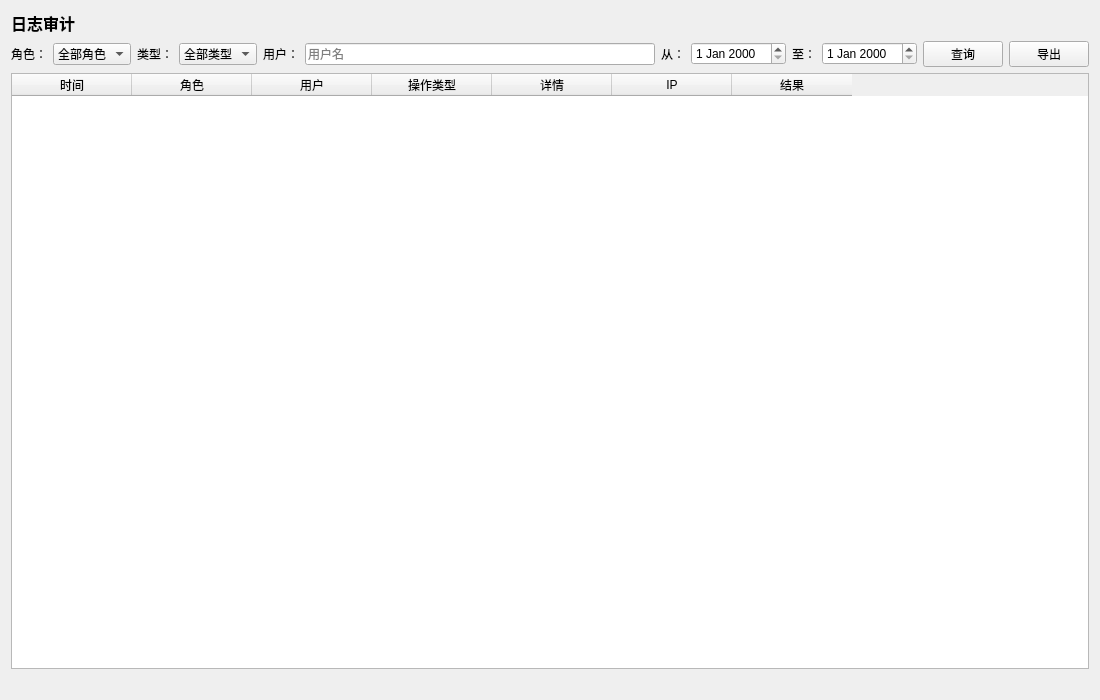
The window that ui/LogAuditPage.ui (rakehellsx/MaliciousDetector) describes before a commit, drawn with Qt 5.
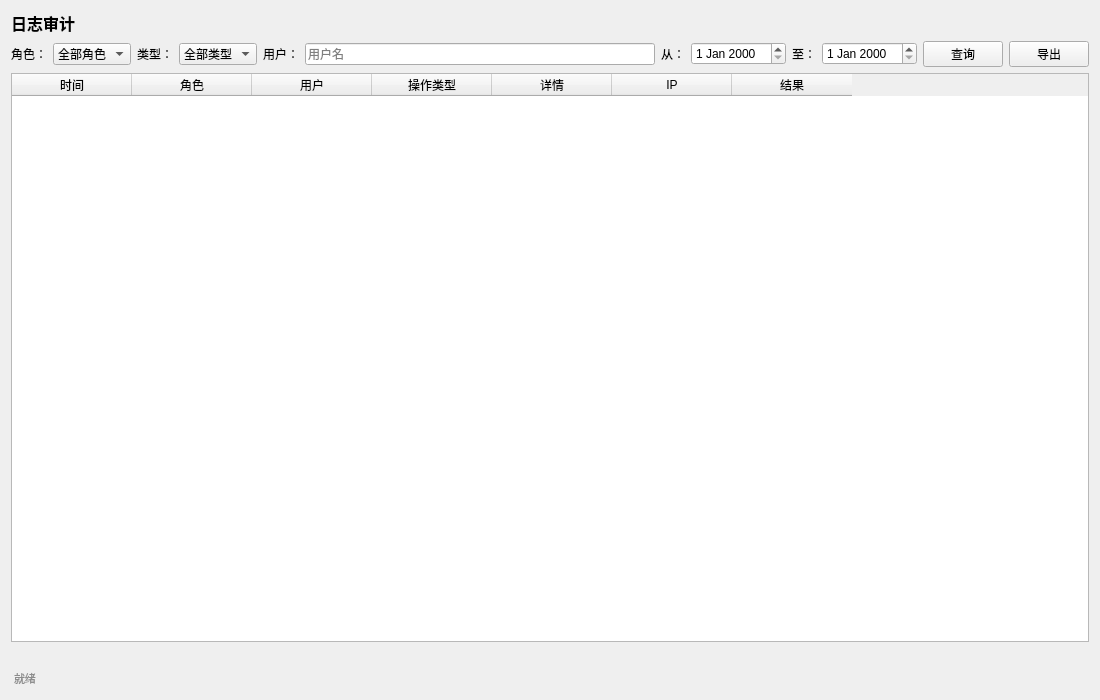
The same window after the commit.

```diff
--- a/ui/LogAuditPage.ui
+++ b/ui/LogAuditPage.ui
@@ -93,6 +93,16 @@
      <property name="text"><string></string></property>
     </widget>
   </item>
-</layout>
+   <item>
+    <widget class="QLabel" name="m_lblStatus">
+     <property name="text">
+      <string>就绪</string>
+     </property>
+     <property name="styleSheet">
+      <string>color:#8c8c8c;font-size:11px;padding:2px 0;</string>
+     </property>
+    </widget>
+   </item>
+  </layout>
  </widget>
 </ui>
```
